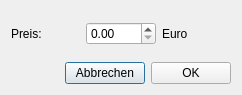
This is TuKi-Basar/PrizeCorrection.ui in Ulle84/UllesSourceCode as Qt 5 draws it before an edit. The edited form follows.
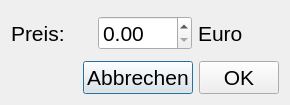
This is the edited form.

Commit message: + ui font sizes changed

```diff
--- a/TuKi-Basar/PrizeCorrection.ui
+++ b/TuKi-Basar/PrizeCorrection.ui
@@ -6,8 +6,8 @@
    <rect>
     <x>0</x>
     <y>0</y>
-    <width>242</width>
-    <height>95</height>
+    <width>290</width>
+    <height>105</height>
    </rect>
   </property>
   <property name="windowTitle">
@@ -18,6 +18,11 @@
     <layout class="QHBoxLayout" name="horizontalLayout">
      <item>
       <widget class="QLabel" name="label">
+       <property name="font">
+        <font>
+         <pointsize>16</pointsize>
+        </font>
+       </property>
        <property name="text">
         <string>Preis:</string>
        </property>
@@ -25,6 +30,11 @@
      </item>
      <item>
       <widget class="QDoubleSpinBox" name="doubleSpinBoxPrize">
+       <property name="font">
+        <font>
+         <pointsize>16</pointsize>
+        </font>
+       </property>
        <property name="maximum">
         <double>999.990000000000009</double>
        </property>
@@ -32,6 +42,11 @@
      </item>
      <item>
       <widget class="QLabel" name="label_2">
+       <property name="font">
+        <font>
+         <pointsize>16</pointsize>
+        </font>
+       </property>
        <property name="text">
         <string>Euro</string>
        </property>
@@ -43,6 +58,11 @@
     <layout class="QHBoxLayout" name="horizontalLayout_2">
      <item>
       <spacer name="horizontalSpacer">
+       <property name="font">
+        <font>
+         <pointsize>16</pointsize>
+        </font>
+       </property>
        <property name="orientation">
         <enum>Qt::Horizontal</enum>
        </property>
@@ -56,6 +76,11 @@
      </item>
      <item>
       <widget class="QPushButton" name="pushButtonCancel">
+       <property name="font">
+        <font>
+         <pointsize>16</pointsize>
+        </font>
+       </property>
        <property name="text">
         <string>Abbrechen</string>
        </property>
@@ -63,6 +88,11 @@
      </item>
      <item>
       <widget class="QPushButton" name="pushButtonOK">
+       <property name="font">
+        <font>
+         <pointsize>16</pointsize>
+        </font>
+       </property>
        <property name="text">
         <string>OK</string>
        </property>
```
The commit also changes 5 other files.
